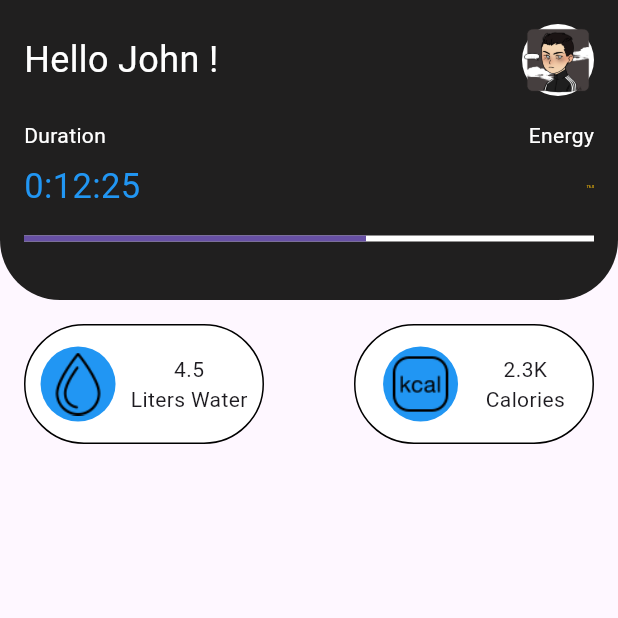
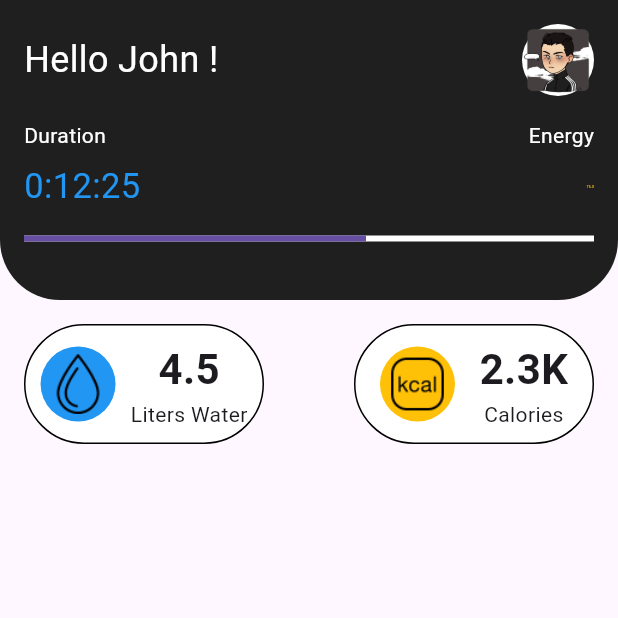
Before and after one commit to YorranPetrick/physical_activity, a Flutter app: the screen it shows after launch, on a phone screen of 412 x 824 dp, the top half of it. Run offline on Flutter 3.47's test engine with Material 3 defaults, Android fonts, the light colour scheme and no system bars.

Commit message:
creating parameter of color in card class

```diff
--- a/lib/pages/home_page.dart
+++ b/lib/pages/home_page.dart
@@ -112,14 +112,15 @@ class HomePage extends StatelessWidget {
                 mainAxisAlignment: MainAxisAlignment.spaceBetween,
                 children: [
                   HydrationCalorieCard(
-                    textOfInformation: 'Liters Water',
-                    quantity: '4.5',
-                    imagePath: 'lib/assets/images/water-drop.png',
-                  ),
+                      textOfInformation: 'Liters Water',
+                      quantity: '4.5',
+                      imagePath: 'lib/assets/images/water-drop.png',
+                      color: Colors.blue),
                   HydrationCalorieCard(
                     textOfInformation: 'Calories',
                     quantity: '2.3K',
                     imagePath: 'lib/assets/images/calories.png',
+                    color: Colors.amber,
                   ),
                 ],
               ),
--- a/lib/reusable_widgets/card.dart
+++ b/lib/reusable_widgets/card.dart
@@ -4,10 +4,12 @@ class HydrationCalorieCard extends StatelessWidget {
   final String textOfInformation;
   final String quantity;
   final String imagePath;
+  final Color color;
   const HydrationCalorieCard(
       {required this.textOfInformation,
       required this.quantity,
       required this.imagePath,
+      required this.color,
       Key? key})
       : super(key: key);
 
@@ -25,11 +27,11 @@ class HydrationCalorieCard extends StatelessWidget {
         mainAxisAlignment: MainAxisAlignment.spaceEvenly,
         children: [
           Container(
-            padding: EdgeInsets.all(4),
+            padding: EdgeInsets.all(5),
             height: 50,
             width: 50,
             decoration: BoxDecoration(
-              color: Colors.blue,
+              color: color,
               borderRadius: BorderRadius.circular(100),
             ),
             child: Image.asset(imagePath, fit: BoxFit.cover),
@@ -37,7 +39,13 @@ class HydrationCalorieCard extends StatelessWidget {
           Column(
             mainAxisAlignment: MainAxisAlignment.center,
             children: [
-              Text(quantity),
+              Text(
+                quantity,
+                style: TextStyle(
+                  fontSize: 28,
+                  fontWeight: FontWeight.w600,
+                ),
+              ),
               Text(textOfInformation),
             ],
           )
```
